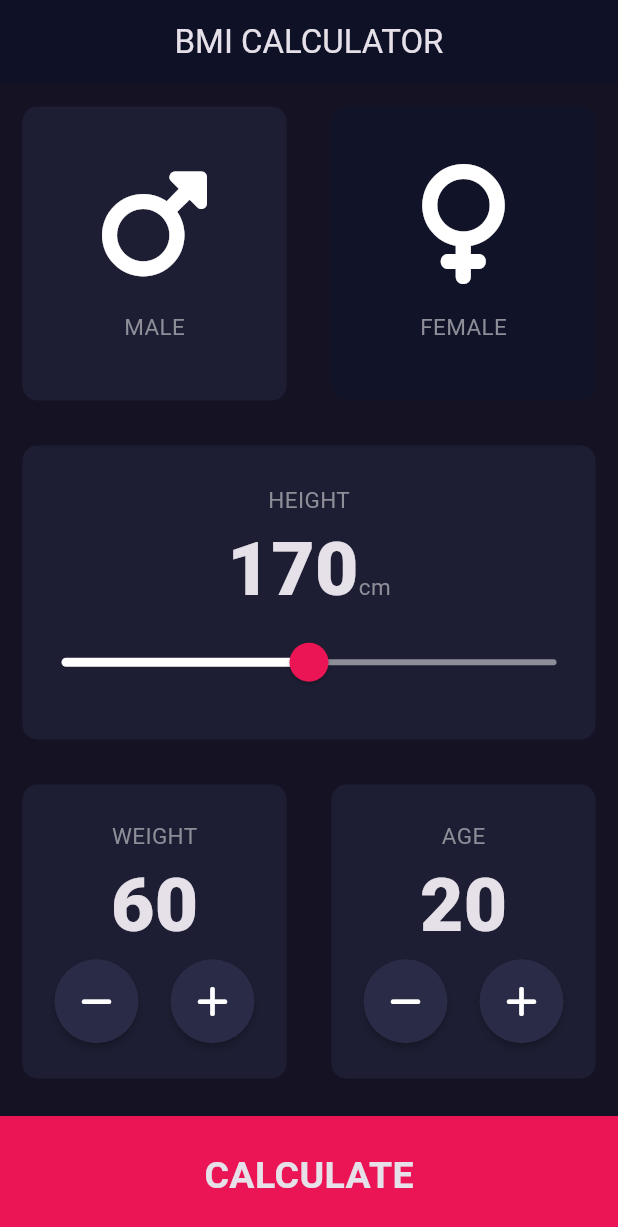
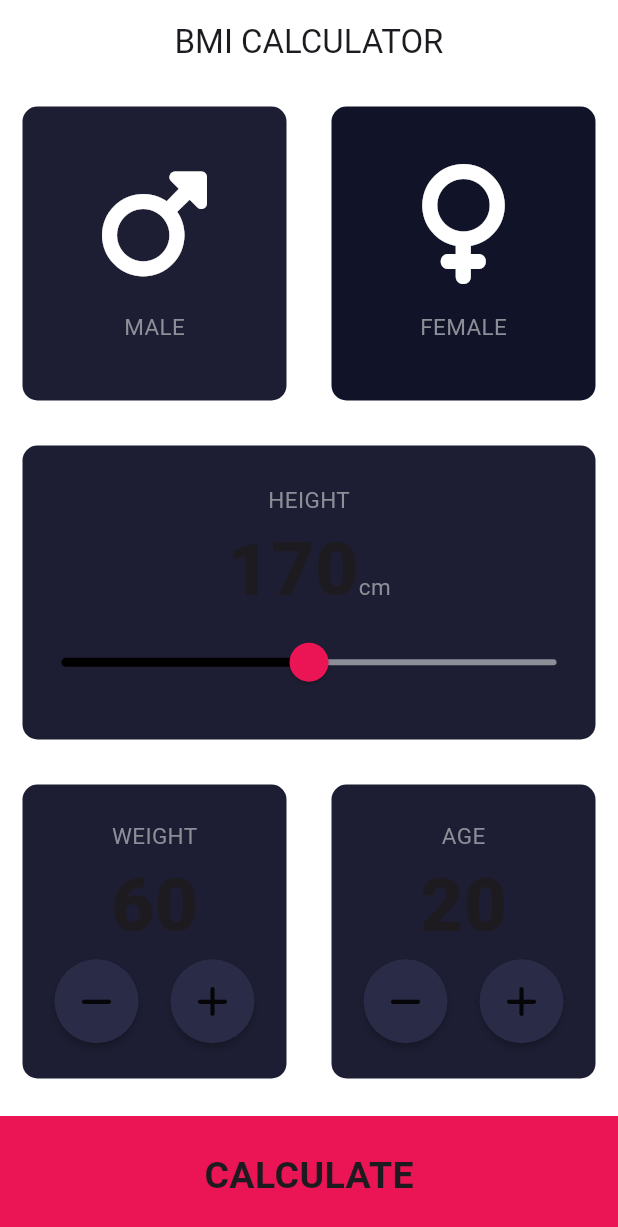
Before and after one commit to msiprime/BMIcalc, a Flutter app: the screen it shows after launch, on a phone screen of 412 x 824 dp. Shown: the top 1227 px of the screen. Run offline on Flutter 3.47's test engine with Material 3 defaults, Android fonts, the phone set to English and light mode, and no system bars; our stand-ins replace font_awesome_flutter, get.

Commit message:
1.partially theme changing for light and dark mode

```diff
--- a/lib/features/Calculator/screens/calculator_screen.dart
+++ b/lib/features/Calculator/screens/calculator_screen.dart
@@ -20,7 +20,7 @@ class CalculatorScreen extends StatelessWidget {
       appBar: AppBar(
         title: const Text('BMI CALCULATOR'),
         centerTitle: true,
-        backgroundColor: const Color(0xFF0F1126),
+        backgroundColor: Theme.of(context).cardColor,
       ),
       body: Column(
         crossAxisAlignment: CrossAxisAlignment.stretch,
--- a/lib/features/Calculator/widgets/icon_content.dart
+++ b/lib/features/Calculator/widgets/icon_content.dart
@@ -14,7 +14,7 @@ class IconContent extends StatelessWidget {
     return Column(
       mainAxisAlignment: MainAxisAlignment.center,
       children: [
-        Icon(fontAwesomeIcon, size: 80),
+        Icon(fontAwesomeIcon, size: 80,color: Theme.of(context).cardColor,),
         const SizedBox(
           height: 18,
         ),
--- a/lib/main.dart
+++ b/lib/main.dart
@@ -4,6 +4,8 @@ import 'package:bmi_calculator/screens/second_screen.dart';
 import 'package:bmi_calculator/screens/splash_screen.dart';
 import 'package:bmi_calculator/common/BmiController.dart';
 import 'package:bmi_calculator/features/Calculator/screens/calculator_screen.dart';
+import 'package:bmi_calculator/themes/dark_theme.dart';
+import 'package:bmi_calculator/themes/light_theme.dart';
 import 'package:bmi_calculator/utils/style.dart';
 import 'package:get/get.dart';
 import 'package:flutter/material.dart';
@@ -26,18 +28,9 @@ class BMICalculator extends StatelessWidget {
         GetPage(name: '/result-page', page: () => const ResultsPage(bmi: '', result: '', resultInterpretation: '',)),
       ],
       debugShowCheckedModeBanner: false,
-      theme: ThemeData.dark().copyWith(
-        sliderTheme: SliderTheme.of(context).copyWith(
-          activeTrackColor: Colors.white,
-          overlayColor: const Color(0x29eb1555),
-          thumbColor: bottomContainerColor,
-          inactiveTrackColor: secondaryColor,
-          thumbShape: const RoundSliderThumbShape(enabledThumbRadius: 13.0),
-          overlayShape: const RoundSliderOverlayShape(overlayRadius: 26.0),
-        ),
-        scaffoldBackgroundColor: const Color(0xFF151323),
-        primaryColor: Colors.black,
-      ),
+      theme: light(context),
+      darkTheme: dark(context),
+      themeMode: ThemeMode.system,
     );
   }
 }
--- /dev/null
+++ b/lib/themes/dark_theme.dart
@@ -0,0 +1,15 @@
+import 'package:flutter/material.dart';
+import '../utils/style.dart';
+ThemeData dark(BuildContext context) => ThemeData(
+  cardColor: const Color(0xFF1D1E33),
+  sliderTheme: SliderTheme.of(context).copyWith(
+    activeTrackColor: Colors.white,
+    overlayColor: const Color(0x29eb1555),
+    thumbColor: bottomContainerColor,
+    inactiveTrackColor: secondaryColor,
+    thumbShape: const RoundSliderThumbShape(enabledThumbRadius: 13.0),
+    overlayShape: const RoundSliderOverlayShape(overlayRadius: 26.0),
+  ),
+  scaffoldBackgroundColor: const Color(0xFF151323),
+  primaryColor: Colors.black,
+);
--- /dev/null
+++ b/lib/themes/light_theme.dart
@@ -0,0 +1,16 @@
+import 'package:flutter/material.dart';
+import '../utils/style.dart';
+
+ThemeData light(BuildContext context) => ThemeData(
+  cardColor: Colors.white, // Change to a light color
+  sliderTheme: SliderTheme.of(context).copyWith(
+    activeTrackColor: Colors.black, // Change to a darker color for light theme
+    overlayColor: const Color(0x29FF4081), // Change to a lighter overlay color
+    thumbColor: bottomContainerColor, // You might want to change this to a lighter color
+    inactiveTrackColor: secondaryColor, // Change to a lighter color for inactive track
+    thumbShape: const RoundSliderThumbShape(enabledThumbRadius: 13.0),
+    overlayShape: const RoundSliderOverlayShape(overlayRadius: 26.0),
+  ),
+  scaffoldBackgroundColor: Colors.white, // Change to a light background color
+  primaryColor: Colors.blue, // Change to a primary color suitable for light theme
+);
```
